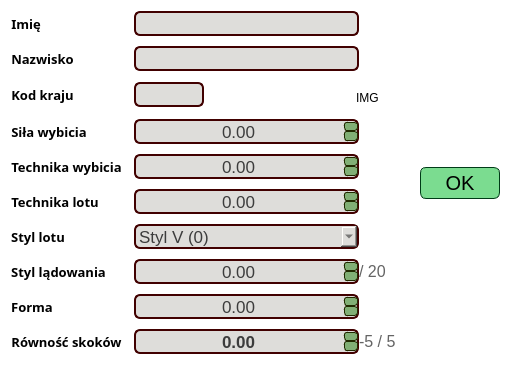
This is source/UI/EditorWidgets/JumperEditorWidget.ui in SiekamCebule/sj-sim as Qt 5 draws it before an edit. The edited form follows.
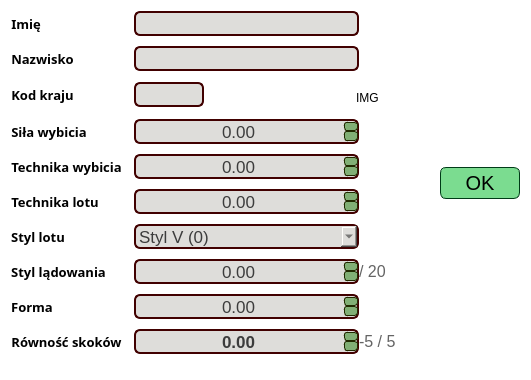
This is the edited form.

Patch:
```diff
--- a/source/UI/EditorWidgets/JumperEditorWidget.ui
+++ b/source/UI/EditorWidgets/JumperEditorWidget.ui
@@ -6,8 +6,8 @@
    <rect>
     <x>0</x>
     <y>0</y>
-    <width>511</width>
-    <height>379</height>
+    <width>531</width>
+    <height>380</height>
    </rect>
   </property>
   <property name="windowTitle">
```
Left out of the diff: 20 changed lines with no effect on the pictures.
